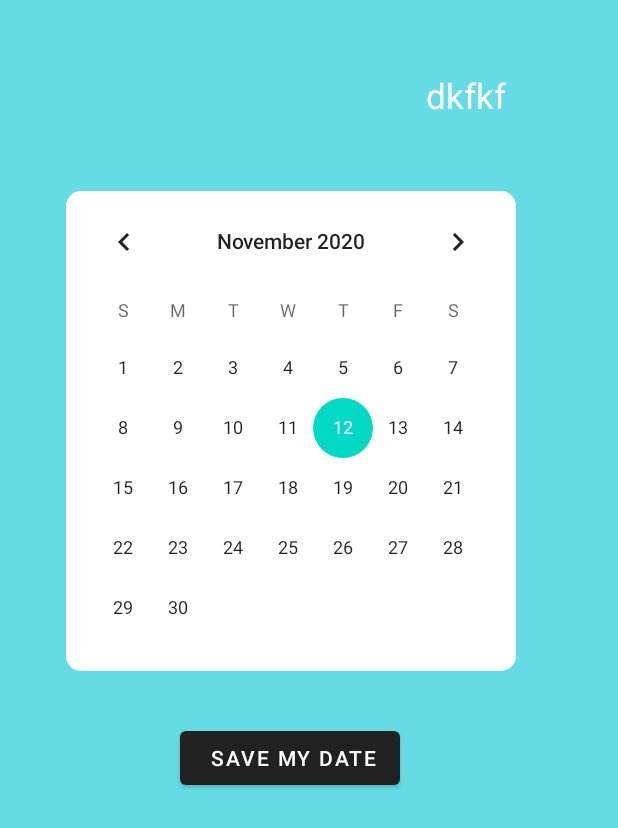
After one commit to mmemon21/FitnessApp, an Android app: the ViewGoalsActivity screen opened directly, with no data from a screen before it, on a phone screen of 412 x 824 dp. The commit adds this screen. Shown: the top 828 px of the screen. Run offline under Robolectric (Android 15) with nearby library versions, the phone set to English and light mode, and no system bars; our stand-ins replace Room's generated code; Roboto replaces fonts that are not available here.

Commit message:
Calender View

```diff
--- /dev/null
+++ b/app/src/main/java/com/example/fitnessproject3fall/ViewGoalsActivity.java
@@ -0,0 +1,49 @@
+package com.example.fitnessproject3fall;
+
+import android.os.Bundle;
+
+import com.example.fitnessproject3fall.model.FitnessDAO;
+import com.example.fitnessproject3fall.model.FitnessDB;
+import com.example.fitnessproject3fall.model.Goals;
+
+import androidx.annotation.NonNull;
+import androidx.appcompat.app.AppCompatActivity;
+import androidx.appcompat.widget.Toolbar;
+
+import android.view.View;
+
+import android.view.Menu;
+import android.view.MenuItem;
+import android.widget.CalendarView;
+import android.widget.TextView;
+
+import org.w3c.dom.Text;
+
+import java.util.List;
+public class ViewGoalsActivity extends AppCompatActivity {
+
+    CalendarView calendarView;
+    TextView myDate;
+    Goals goals;
+    @Override
+    protected void onCreate(Bundle savedInstanceState) {
+        super.onCreate(savedInstanceState);
+        setContentView(R.layout.activity_view_goals);
+
+        calendarView =(CalendarView) findViewById(R.id.calender);
+        myDate = (TextView) findViewById(R.id.myDate);
+        FitnessDAO dao = FitnessDB.getFitnessDB(this).dao();
+        calendarView.setOnDateChangeListener(new CalendarView.OnDateChangeListener() {
+            @Override
+            public void onSelectedDayChange(@NonNull CalendarView view, int year, int month, int dayOfMonth) {
+                String date =  + (month +1) + "/" + dayOfMonth + "/" + (year-2000);
+                goals = dao.searchGoal(date);
+                if(goals != null){
+                    myDate.setText(goals.getGoals_description());
+                }else{
+                    myDate.setText("No Goal for " + date);
+                }
+            }
+        });
+    }
+}
--- a/app/src/main/java/com/example/fitnessproject3fall/model/FitnessDAO.java
+++ b/app/src/main/java/com/example/fitnessproject3fall/model/FitnessDAO.java
@@ -17,11 +17,22 @@ public interface FitnessDAO {
     @Query("select * from DirectMsg where group_id =:group_id")
     List<DirectMsg> searchMsg(int group_id);
 
+    @Query("select * from Goals where date =:date")
+    Goals searchGoal(String date);
+
     @Query("select * from User where user_id =:user_id")
     User searchUser(int user_id);
     @Insert
     void addUser(User user);
     @Insert
     void addMsg(DirectMsg msg);
+    @Insert
+    void addCoach(Coach msg);
+    @Insert
+    void addGoals(Goals goal);
+    @Insert
+    void addLinks(Links link);
+    @Insert
+    void addVideos(Videos video);
 
 }
--- a/app/src/main/java/com/example/fitnessproject3fall/model/Links.java
+++ b/app/src/main/java/com/example/fitnessproject3fall/model/Links.java
@@ -24,6 +24,5 @@ public class Links {
     public void setVideo_url(String link_url){this.link_url = link_url;}
     public int getGroup_id(){return group_id;}
     public int getCount() { return count;}
-    public String getVideo_url(){return link_url;}
-
+    public String getLink_url(){return link_url;}
 }
--- a/app/src/main/java/com/example/fitnessproject3fall/model/Videos.java
+++ b/app/src/main/java/com/example/fitnessproject3fall/model/Videos.java
@@ -24,7 +24,6 @@ public class Videos {
     public void setVideo_url(String video_url){this.video_url = video_url;}
     public int getGroup_id(){return group_id;}
     public int getCount() { return count;}
-
     public String getVideo_url(){return video_url;}
 
 }
--- /dev/null
+++ b/app/src/main/res/drawable/bg_calen.xml
@@ -0,0 +1,10 @@
+<?xml version="1.0" encoding="utf-8"?>
+<shape   xmlns:android="http://schemas.android.com/apk/res/android">
+
+    <corners
+        android:radius="10dp"
+        />
+    <solid
+        android:color="#FFF"
+        />
+</shape>
--- /dev/null
+++ b/app/src/main/res/layout/activity_view_goals.xml
@@ -0,0 +1,50 @@
+<?xml version="1.0" encoding="utf-8"?>
+<LinearLayout
+    xmlns:android="http://schemas.android.com/apk/res/android"
+    xmlns:app="http://schemas.android.com/apk/res-auto"
+    xmlns:tools="http://schemas.android.com/tools"
+    android:layout_width="match_parent"
+    android:layout_height="match_parent"
+    android:background="@color/colorPrimaryDark"
+    android:orientation="vertical"
+    tools:context=".ViewGoalsActivity">
+
+    <TextView
+        android:id="@+id/myDate"
+        android:layout_width="227dp"
+        android:layout_height="wrap_content"
+        android:layout_gravity="center"
+        android:layout_marginLeft="105dp"
+        android:layout_marginTop="48dp"
+        android:text="dkfkf"
+        android:textAlignment="center"
+        android:textColor="#FFF"
+        android:textSize="23sp" />
+
+        <LinearLayout
+            android:layout_marginTop="48dp"
+            android:background="@drawable/bg_calen"
+            android:layout_marginLeft="44dp"
+            android:layout_width="300dp"
+            android:layout_height="wrap_content">
+
+
+    <CalendarView
+        android:id="@+id/calender"
+        android:layout_width="wrap_content"
+        android:layout_height="320dp">
+
+    </CalendarView>
+
+        </LinearLayout>
+
+    <Button
+
+        android:text="Save my Date"
+        android:layout_marginTop="34dp"
+        android:layout_marginLeft="120dp"
+        android:paddingLeft="20dp"
+        android:layout_width="wrap_content"
+        android:layout_height="wrap_content"/>
+
+    </LinearLayout>
```
Also changed, not shown: app/src/main/AndroidManifest.xml (+11 -0 lines), app/src/main/java/com/example/fitnessproject3fall/MainActivity.java (+10 -0 lines), app/src/main/java/com/example/fitnessproject3fall/model/FitnessDB.java (+66 -3 lines), app/src/main/res/layout/activity_main.xml (+10 -2 lines).
